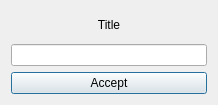
Qt form gui_addedit.ui (FrankMamuda/ketoevent) before a commit.
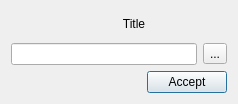
The same form after that commit. Icons and pictures are not drawn.

The edit to the form file:
```diff
--- a/gui_addedit.ui
+++ b/gui_addedit.ui
@@ -6,8 +6,8 @@
    <rect>
     <x>0</x>
     <y>0</y>
-    <width>218</width>
-    <height>105</height>
+    <width>238</width>
+    <height>104</height>
    </rect>
   </property>
   <property name="windowTitle">
@@ -17,37 +17,98 @@
    <iconset resource="resources.qrc">
     <normaloff>:/icons/events_dialog_16</normaloff>:/icons/events_dialog_16</iconset>
   </property>
-  <layout class="QGridLayout" name="gridLayout">
-   <item row="2" column="0" colspan="2">
-    <widget class="QPushButton" name="acceptButton">
-     <property name="text">
-      <string>Accept</string>
-     </property>
-     <property name="icon">
-      <iconset resource="resources.qrc">
-       <normaloff>:/icons/ok_16</normaloff>:/icons/ok_16</iconset>
-     </property>
-    </widget>
+  <layout class="QVBoxLayout" name="verticalLayout">
+   <item>
+    <layout class="QHBoxLayout" name="horizontalLayout_2">
+     <item>
+      <widget class="QLabel" name="label">
+       <property name="minimumSize">
+        <size>
+         <width>24</width>
+         <height>24</height>
+        </size>
+       </property>
+       <property name="maximumSize">
+        <size>
+         <width>24</width>
+         <height>24</height>
+        </size>
+       </property>
+       <property name="text">
+        <string/>
+       </property>
+       <property name="pixmap">
+        <pixmap resource="resources.qrc">:/icons/rename.png</pixmap>
+       </property>
+       <property name="scaledContents">
+        <bool>true</bool>
+       </property>
+      </widget>
+     </item>
+     <item>
+      <widget class="QLabel" name="titleLabel">
+       <property name="text">
+        <string>Title</string>
+       </property>
+       <property name="alignment">
+        <set>Qt::AlignCenter</set>
+       </property>
+      </widget>
+     </item>
+    </layout>
    </item>
-   <item row="1" column="0" colspan="2">
-    <widget class="QLineEdit" name="titleEdit">
-     <property name="minimumSize">
-      <size>
-       <width>128</width>
-       <height>0</height>
-      </size>
-     </property>
-    </widget>
+   <item>
+    <layout class="QHBoxLayout" name="horizontalLayout">
+     <item>
+      <widget class="QLineEdit" name="titleEdit">
+       <property name="minimumSize">
+        <size>
+         <width>128</width>
+         <height>0</height>
+        </size>
+       </property>
+      </widget>
+     </item>
+     <item>
+      <widget class="QToolButton" name="clearButton">
+       <property name="text">
+        <string>...</string>
+       </property>
+       <property name="icon">
+        <iconset resource="resources.qrc">
+         <normaloff>:/icons/clear.png</normaloff>:/icons/clear.png</iconset>
+       </property>
+      </widget>
+     </item>
+    </layout>
    </item>
-   <item row="0" column="0" colspan="2">
-    <widget class="QLabel" name="titleLabel">
-     <property name="text">
-      <string>Title</string>
-     </property>
-     <property name="alignment">
-      <set>Qt::AlignCenter</set>
-     </property>
-    </widget>
+   <item>
+    <layout class="QHBoxLayout" name="horizontalLayout_3">
+     <item>
+      <spacer name="horizontalSpacer">
+       <property name="orientation">
+        <enum>Qt::Horizontal</enum>
+       </property>
+       <property name="sizeHint" stdset="0">
+        <size>
+         <width>40</width>
+         <height>20</height>
+        </size>
+       </property>
+      </spacer>
+     </item>
+     <item>
+      <widget class="QPushButton" name="acceptButton">
+       <property name="text">
+        <string>Accept</string>
+       </property>
+       <property name="icon">
+        <iconset resource="resources.qrc">
+         <normaloff>:/icons/accept.png</normaloff>:/icons/accept.png</iconset>
+       </property>
+      </widget>
+     </item>
+    </layout>
    </item>
   </layout>
  </widget>
```
Left out of the diff: 2 changed lines with no effect on the pictures.
